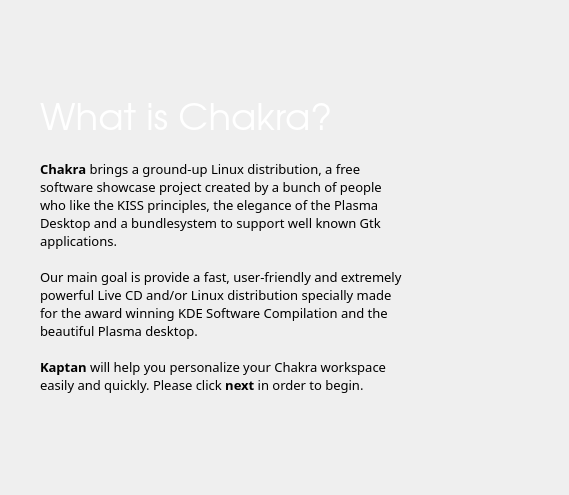
Qt form ui/ui_scrWelcome.ui (rshipp/kapudan) before a commit.
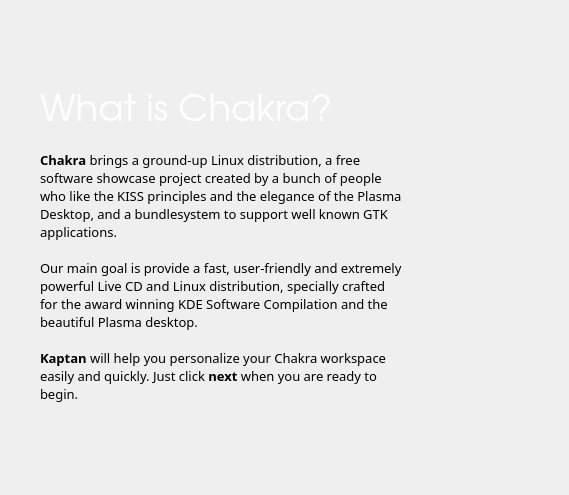
The same form after that commit. Icons and pictures are not drawn.

```diff
--- a/ui/ui_scrWelcome.ui
+++ b/ui/ui_scrWelcome.ui
@@ -101,7 +101,7 @@
         <enum>QFrame::Raised</enum>
        </property>
        <property name="text">
-        <string>&lt;html&gt;&lt;head/&gt;&lt;body&gt;&lt;p&gt;&lt;span style=&quot; font-weight:600;&quot;&gt;Chakra&lt;/span&gt; brings a ground-up Linux distribution, a free software showcase project created by a bunch of people who like the KISS principles, the elegance of the Plasma Desktop and a bundlesystem to support well known Gtk applications.&lt;br/&gt;&lt;br/&gt;Our main goal is provide a fast, user-friendly and extremely powerful Live CD and/or Linux distribution specially made for the award winning KDE Software Compilation and the beautiful Plasma desktop.&lt;br/&gt;&lt;br/&gt;&lt;span style=&quot; font-weight:600;&quot;&gt;Kaptan&lt;/span&gt; will help you personalize your Chakra workspace easily and quickly. Please click &lt;span style=&quot; font-weight:600;&quot;&gt;next&lt;/span&gt; in order to begin.&lt;/p&gt;&lt;/body&gt;&lt;/html&gt;</string>
+        <string>&lt;html&gt;&lt;head/&gt;&lt;body&gt;&lt;p&gt;&lt;span style=&quot; font-weight:600;&quot;&gt;Chakra&lt;/span&gt; brings a ground-up Linux distribution, a free software showcase project created by a bunch of people who like the KISS principles and the elegance of the Plasma Desktop, and a bundlesystem to support well known GTK applications.&lt;br/&gt;&lt;br/&gt;Our main goal is provide a fast, user-friendly and extremely powerful Live CD and Linux distribution, specially crafted for the award winning KDE Software Compilation and the beautiful Plasma desktop.&lt;br/&gt;&lt;br/&gt;&lt;span style=&quot; font-weight:600;&quot;&gt;Kaptan&lt;/span&gt; will help you personalize your Chakra workspace easily and quickly. Just click &lt;span style=&quot; font-weight:600;&quot;&gt;next&lt;/span&gt; when you are ready to begin.&lt;/p&gt;&lt;/body&gt;&lt;/html&gt;</string>
        </property>
        <property name="alignment">
         <set>Qt::AlignLeading|Qt::AlignLeft|Qt::AlignVCenter</set>
```
